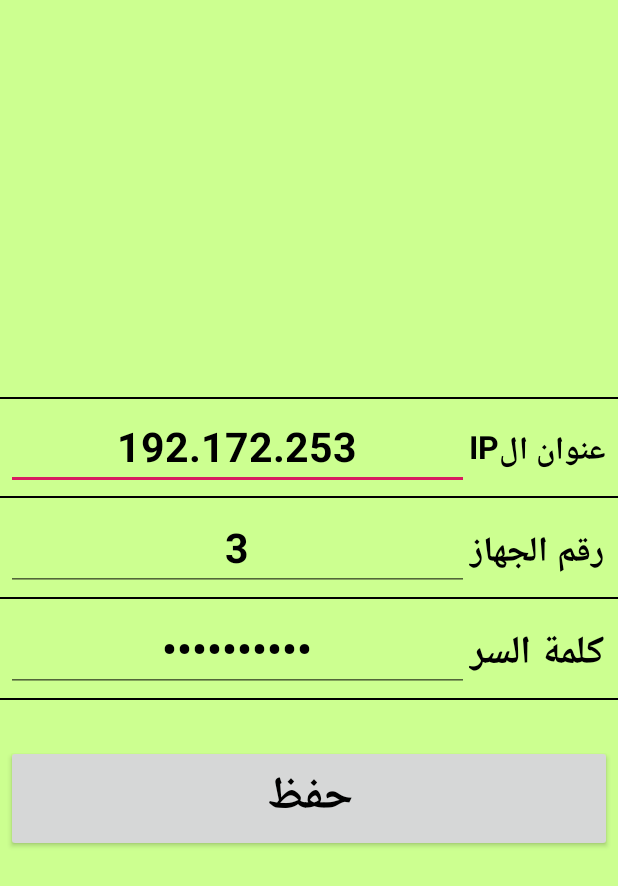
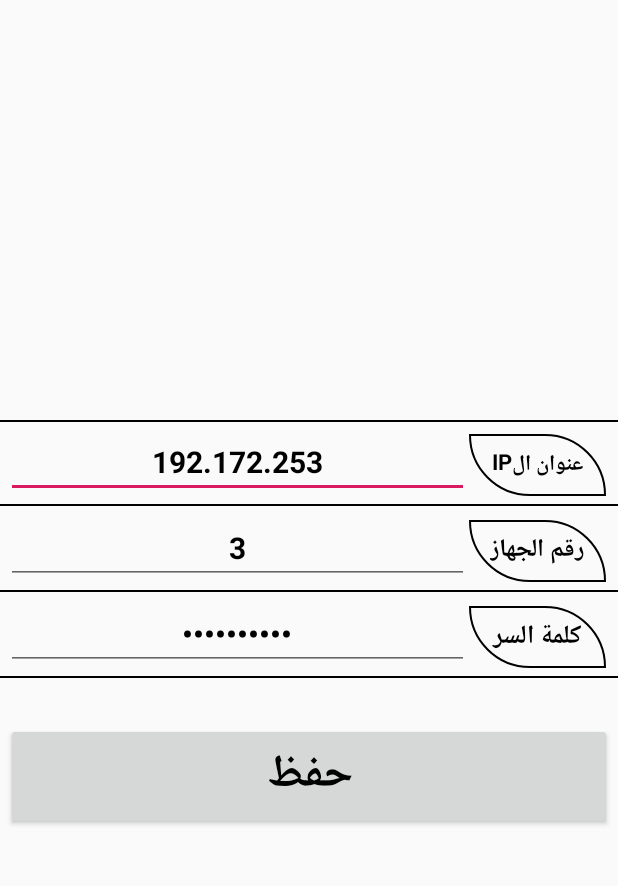
Before and after one commit to khaledsabry97/Control-HW-BOT, an Android app: the layout fragment_configuration.xml on its own in the app's theme, with its tools: preview values and no code run, on a phone screen of 412 x 824 dp. Shown: the top 886 px of the screen. Run offline under Robolectric (Android 15) with nearby library versions, the phone set to English and light mode, and no system bars; plain views replace RippleButton; network calls fail.

Commit message:
changing some layouts, adding dynamic http

```diff
--- a/app/build.gradle
+++ b/app/build.gradle
@@ -35,6 +35,7 @@ dependencies {
     implementation 'com.intuit.sdp:sdp-android:1.0.5'
     implementation 'com.github.jrvansuita:MaterialAbout:+'
     implementation 'com.github.medyo:fancybuttons:1.9.1'
+    implementation 'com.github.ybq:Android-SpinKit:1.4.0'
 
 
 }
--- /dev/null
+++ b/app/src/main/res/drawable/round_corner_box.xml
@@ -0,0 +1,16 @@
+<?xml version="1.0" encoding="utf-8"?>
+<shape xmlns:android="http://schemas.android.com/apk/res/android">
+    <corners android:bottomLeftRadius="@dimen/_50sdp"
+        android:topRightRadius="@dimen/_50sdp"/>
+    <stroke android:width="@dimen/_1sdp"
+        android:color="@color/black"/>
+    <padding
+        android:right="@dimen/_2sdp"
+        android:left="@dimen/_2sdp"
+
+
+        ></padding>
+
+
+
+</shape>
--- a/app/src/main/res/layout/fragment_configuration.xml
+++ b/app/src/main/res/layout/fragment_configuration.xml
@@ -5,7 +5,6 @@
     android:layout_height="match_parent"
     xmlns:app="http://schemas.android.com/apk/res-auto"
     xmlns:fancy="http://schemas.android.com/apk/res-auto"
-    android:background="@color/background_color"
     tools:context=".Views.ConfigurationFragment">
 
     <RelativeLayout
@@ -31,10 +30,12 @@
                 android:layoutDirection="rtl"
                 android:layout_margin="@dimen/_3sdp">
 
-                <TextView
+                <androidx.appcompat.widget.AppCompatTextView
                     style="@style/TextCategory"
                     android:layout_width="@dimen/_70sdp"
                     android:layout_marginRight="@dimen/_3sdp"
+                    android:background="@drawable/round_corner_box"
+                    android:paddingHorizontal="@dimen/_10sdp"
                     android:text="عنوان الIP" />
 
                 <EditText
@@ -57,11 +58,13 @@
                 android:layoutDirection="rtl"
                 android:layout_margin="@dimen/_3sdp">
 
-                <TextView
+                <androidx.appcompat.widget.AppCompatTextView
                     style="@style/TextCategory"
                     android:layout_width="@dimen/_70sdp"
                     android:layout_height="wrap_content"
                     android:layout_marginRight="@dimen/_3sdp"
+                    android:background="@drawable/round_corner_box"
+                    android:paddingHorizontal="@dimen/_11sdp"
                     android:text="رقم الجهاز" />
 
                 <EditText
@@ -84,11 +87,13 @@ android:hint="1"
                 android:layoutDirection="rtl"
                 android:layout_margin="@dimen/_3sdp">
 
-                <TextView
+                <androidx.appcompat.widget.AppCompatTextView
                     style="@style/TextCategory"
                     android:layout_width="@dimen/_70sdp"
                     android:layout_height="wrap_content"
                     android:layout_marginRight="@dimen/_3sdp"
+                    android:background="@drawable/round_corner_box"
+                    android:paddingHorizontal="@dimen/_12sdp"
                     android:text="كلمة السر" />
 
                 <EditText
--- a/app/src/main/res/values/dimen.xml
+++ b/app/src/main/res/values/dimen.xml
@@ -6,8 +6,8 @@
     <dimen name="fab_margin">16dp</dimen>
     <dimen name="appbar_padding_top">8dp</dimen>
     <dimen name="size_main_title">50sp</dimen>
-    <dimen name="size_main_category">30sp</dimen>
-    <dimen name="size_normal_text">27sp</dimen>
+    <dimen name="size_main_category">24sp</dimen>
+    <dimen name="size_normal_text">20sp</dimen>
     <dimen name="size_min_text">@dimen/_10sdp</dimen>
     <dimen name="size_hight_main_title">@dimen/_25sdp</dimen>
     <dimen name="size_text_message">14dp</dimen>
--- a/app/src/main/res/values/styles.xml
+++ b/app/src/main/res/values/styles.xml
@@ -158,9 +158,8 @@
 
 
     <style name="TextHeader">
-        <item name="android:autoSizeTextType">uniform</item>
-        <item name="android:autoSizeMinTextSize">3sp</item>
-        <item name="android:lines">1</item>
+        <item name="autoSizeMinTextSize">3sp</item>
+        <item name="autoSizeTextType">uniform</item>        <item name="android:lines">1</item>
         <item name="android:textSize">@dimen/size_main_title</item>
         <item name="android:gravity">center</item>
         <item name="android:textColor">@color/black</item>
@@ -172,8 +171,8 @@
 
 
     <style name="TextCategory">
-        <item name="android:autoSizeTextType">uniform</item>
-        <item name="android:autoSizeMinTextSize">3sp</item>
+        <item name="autoSizeMinTextSize">3sp</item>
+        <item name="autoSizeTextType">uniform</item>
         <item name="android:layout_width">@dimen/_80sdp</item>
         <item name="android:layout_height">wrap_content</item>
         <item name="android:lines">1</item>
@@ -183,6 +182,8 @@
         <item name="android:textStyle">bold</item>
     </style>
     <style name="text_normal">
+        <item name="autoSizeMinTextSize">3sp</item>
+        <item name="autoSizeTextType">uniform</item>
         <item name="android:layout_width">match_parent</item>
         <item name="android:layout_height">wrap_content</item>
         <item name="android:layout_margin">@dimen/_5sdp</item>
@@ -191,8 +192,8 @@
         <item name="android:textStyle">bold</item>
     </style>
     <style name="edit_text">
-        <item name="android:autoSizeTextType">uniform</item>
-        <item name="android:autoSizeMinTextSize">3sp</item>
+        <item name="autoSizeMinTextSize">3sp</item>
+        <item name="autoSizeTextType">uniform</item>
         <item name="android:layout_width">match_parent</item>
         <item name="android:layout_height">wrap_content</item>
         <item name="android:lines">1</item>
@@ -207,6 +208,7 @@
         <item name="android:layout_weight">1</item>
         <item name="android:gravity">center</item>
         <item name="android:textColor">@color/black</item>
+        <item name="buttonTint">@color/black</item>
         <item name="android:buttonTint">@color/black</item>
         <item name="android:lines">1</item>
         <item name="android:layoutDirection">rtl</item>
```
Also changed, not shown: app/src/main/java/com/ashiaa/tanmo_app/Connections/SendRequest.java (+18 -27 lines), app/src/main/java/com/ashiaa/tanmo_app/Controllers/SendController.java (+11 -25 lines), app/src/main/java/com/ashiaa/tanmo_app/MainActivity.java (+41 -1 lines), app/src/main/java/com/ashiaa/tanmo_app/Model/Constants.java (+19 -2 lines), app/src/main/res/drawable-v24/round.xml (+15 -4 lines), app/src/main/res/drawable/round_all_corners.xml (added, +18 -0 lines), app/src/main/res/drawable/round_box.xml (added, +18 -0 lines), app/src/main/res/drawable/shadow.xml (added, +11 -0 lines), app/src/main/res/layout/activity_main_layout.xml (+23 -5 lines), app/src/main/res/layout/fragment_main_menu_fragment.xml (+4 -3 lines), app/src/main/res/layout/fragment_schedule.xml (+9 -10 lines), app/src/main/res/layout/header_fragement.xml (+11 -4 lines), 1 other file.
